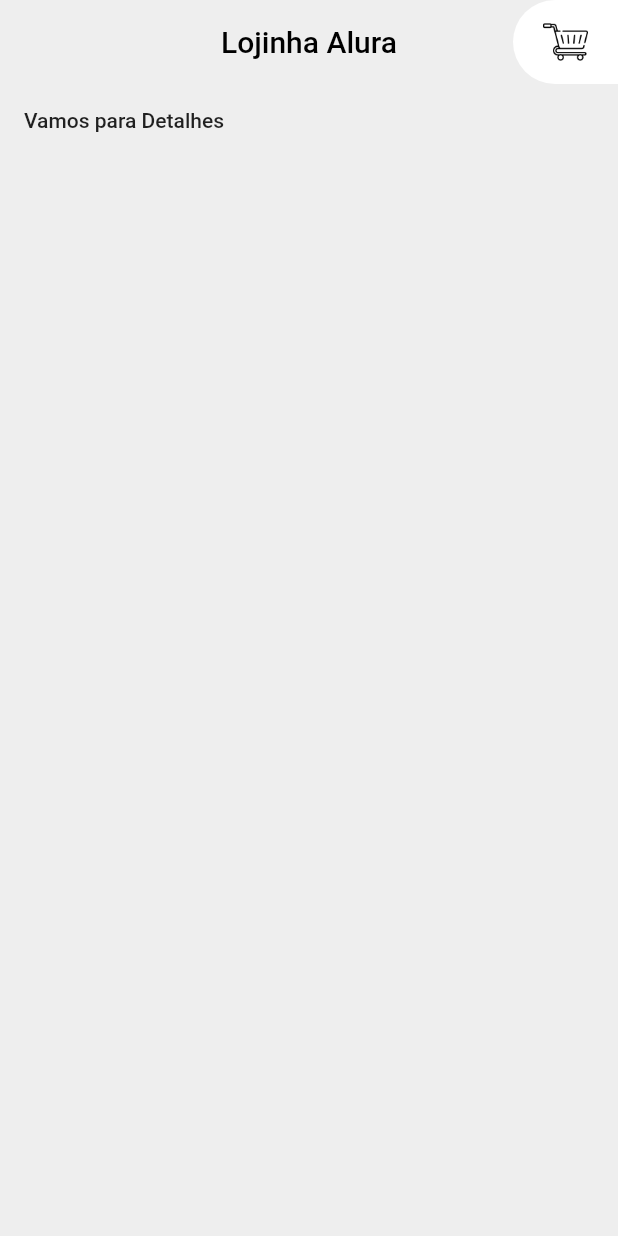
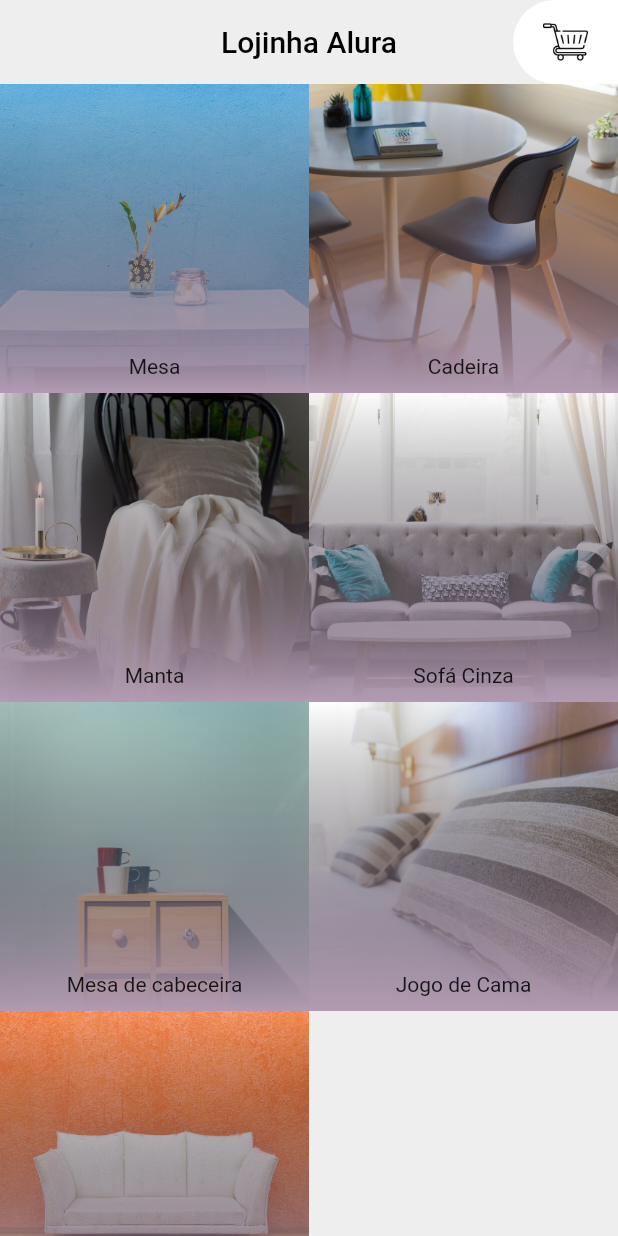
Before and after one commit to icarosolon/flutter-lojinha, a Flutter app: the screen it shows after launch, on a phone screen of 412 x 824 dp. Run offline on Flutter 3.47's test engine with Material 2 defaults, Android fonts, the phone set to English and light mode, and no system bars; missing offline and left inert: dart:ffi.

Commit message:
03 - HomePage

```diff
--- a/lib/main.dart
+++ b/lib/main.dart
@@ -4,6 +4,7 @@ import 'package:flutter/material.dart';
 import 'package:lojinha/paginas/carrinho.dart';
 import 'package:lojinha/paginas/detalhes.dart';
 import 'package:lojinha/widgets/appbar_customizada.dart';
+import 'package:lojinha/widgets/grid_produtos.dart';
 
 void main() {
   runApp(const MyApp());
@@ -83,13 +84,7 @@ class Inicio extends StatelessWidget {
     return Scaffold(
       backgroundColor: Colors.grey[200],
       appBar: AppBarCustomizada(titulo: 'Lojinha Alura', ehCarrinho: false),
-      body: FlatButton(
-        onPressed: (){
-          Navigator.push(context, MaterialPageRoute(builder: (context) => Detalhes()));
-        },
-        child: Text('Vamos para Detalhes')
-
-      ),
+      body:GridProdutos(moveis: moveis,)
     );
   }
 }
--- /dev/null
+++ b/lib/modelos/movel.dart
@@ -0,0 +1,16 @@
+class Movel {
+  late String titulo;
+  late String foto;
+  late String? descricao;
+  late int preco;
+
+  Movel({required this.titulo, required this.foto, this.descricao, required this.preco});
+
+  Movel.fromJson(Map<String, dynamic> json){
+    titulo = json['titulo'];
+    foto = json['foto'];
+    descricao = json['descricao'];
+    preco = json['preco'];
+  }
+
+}
--- /dev/null
+++ b/lib/widgets/degrade_grid_produtos.dart
@@ -0,0 +1,21 @@
+import 'package:flutter/material.dart';
+
+class DegradeGridProdutos extends StatelessWidget {
+  const DegradeGridProdutos({Key? key}) : super(key: key);
+
+  @override
+  Widget build(BuildContext context) {
+    return Container(
+      decoration: BoxDecoration(
+        gradient: LinearGradient(
+          begin: Alignment.topCenter,
+          end: Alignment.bottomCenter,
+          colors: [
+            Colors.transparent,
+            Color.fromRGBO(178, 155, 178, 1)
+          ]
+        )
+      ),
+    );
+  }
+}
--- /dev/null
+++ b/lib/widgets/elemento_grid_produtos.dart
@@ -0,0 +1,24 @@
+import 'package:flutter/material.dart';
+import 'package:lojinha/modelos/movel.dart';
+import 'package:lojinha/widgets/degrade_grid_produtos.dart';
+import 'package:lojinha/widgets/imagem_elemento_grid_produtos.dart';
+import 'package:lojinha/widgets/titulo_elemento_produtos.dart';
+
+class ElementoGridProdutos extends StatelessWidget {
+  final Movel movel;
+  ElementoGridProdutos({required this.movel});
+  @override
+  Widget build(BuildContext context) {
+    return Stack(
+      alignment: Alignment.bottomCenter,
+      children: [
+        ImagemElementoGridProdutos(
+        imagem: this.movel.foto
+        ),
+        DegradeGridProdutos(),
+        TituloElementoProdutos(titulo: this.movel.titulo),
+      ],
+    ) ;
+
+  }
+}
--- /dev/null
+++ b/lib/widgets/grid_produtos.dart
@@ -0,0 +1,24 @@
+import 'package:flutter/material.dart';
+import 'package:lojinha/modelos/movel.dart';
+import 'package:lojinha/widgets/elemento_grid_produtos.dart';
+
+class GridProdutos extends StatelessWidget {
+
+  final moveis;
+
+  GridProdutos({required this.moveis});
+
+  @override
+  Widget build(BuildContext context) {
+    return GridView.builder(
+      gridDelegate: SliverGridDelegateWithFixedCrossAxisCount(
+          crossAxisCount: 2
+      ),
+      itemCount: moveis.length,
+      itemBuilder: (BuildContext context, int indice){
+        final movel = Movel.fromJson(moveis[indice]);
+        return ElementoGridProdutos(movel: movel);
+      },
+    );
+  }
+}
--- /dev/null
+++ b/lib/widgets/imagem_elemento_grid_produtos.dart
@@ -0,0 +1,18 @@
+import 'package:flutter/material.dart';
+
+class ImagemElementoGridProdutos extends StatelessWidget {
+
+  final String imagem;
+
+  ImagemElementoGridProdutos({required this.imagem});
+
+  @override
+  Widget build(BuildContext context) {
+    return Positioned.fill(
+        child: Image(
+          fit: BoxFit.cover,
+          image: AssetImage('utilidades/assets/imagens/$imagem'),
+        ),
+    );
+  }
+}
--- /dev/null
+++ b/lib/widgets/titulo_elemento_produtos.dart
@@ -0,0 +1,16 @@
+import 'package:flutter/material.dart';
+
+class TituloElementoProdutos extends StatelessWidget {
+
+  final String titulo;
+
+  TituloElementoProdutos({required this.titulo});
+
+  @override
+  Widget build(BuildContext context) {
+    return Positioned(
+      bottom: 10,
+    child: Text(this.titulo)
+    );
+  }
+}
--- a/pubspec.yaml
+++ b/pubspec.yaml
@@ -59,7 +59,8 @@ flutter:
 
   # To add assets to your application, add an assets section, like this:
   assets:
-     - utilidades/assets/icones/carrinho.png
+    - utilidades/assets/icones/carrinho.png
+    - utilidades/assets/imagens/
 
   # An image asset can refer to one or more resolution-specific "variants", see
   # https://flutter.dev/assets-and-images/#resolution-aware.
```
Also changed, not shown: utilidades/assets/imagens/movel1.jpeg (added), utilidades/assets/imagens/movel2.jpg (added), utilidades/assets/imagens/movel3.jpg (added), utilidades/assets/imagens/movel4.jpg (added), utilidades/assets/imagens/movel5.jpg (added), utilidades/assets/imagens/movel6.jpg (added), utilidades/assets/imagens/movel7.jpg (added).
